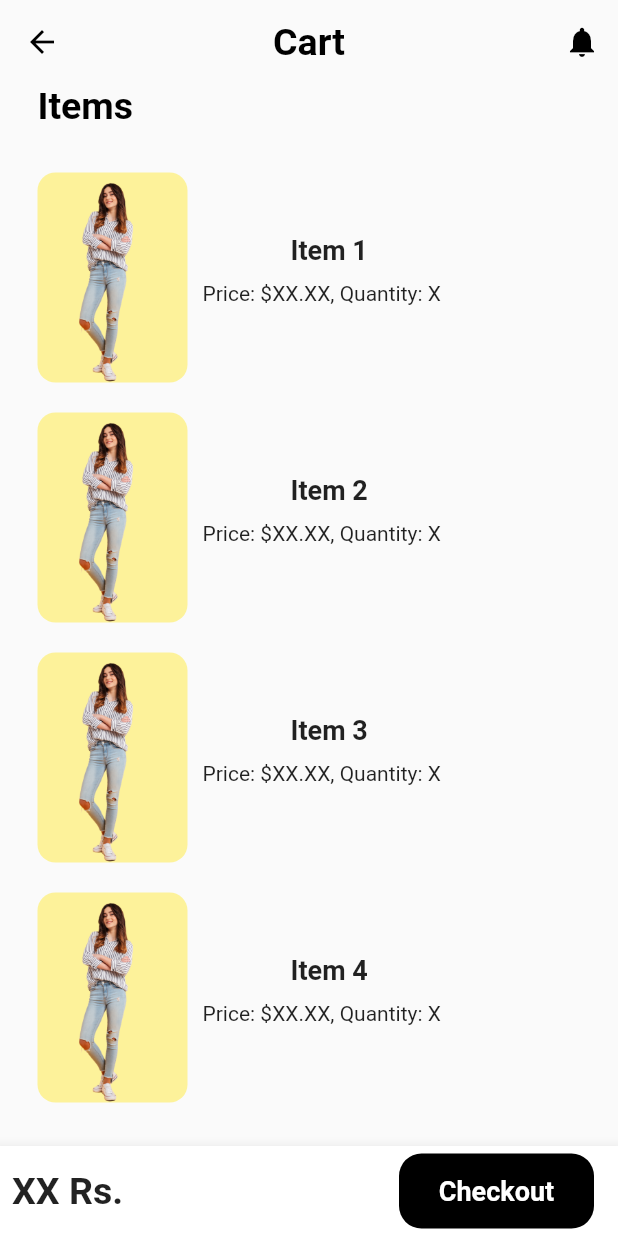
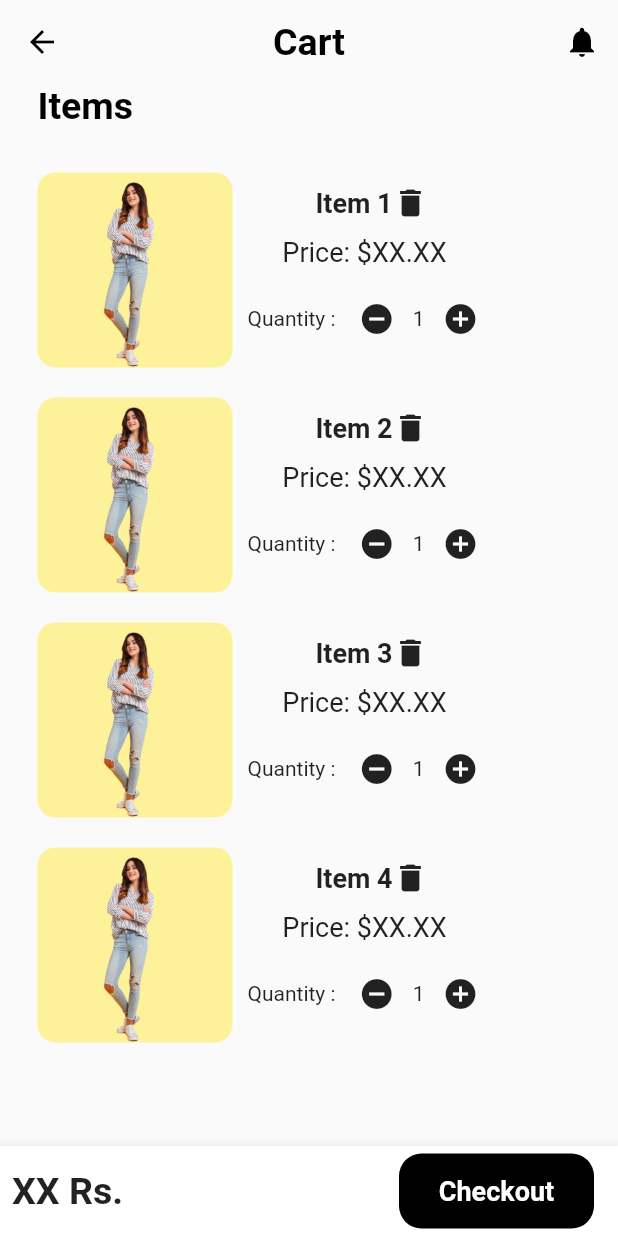
Before and after one commit to somesh224/fashion_app, a Flutter app: the screen it shows after launch, on a phone screen of 412 x 824 dp. Run offline on Flutter 3.47's test engine with Material 2 defaults, Android fonts, the phone set to English and light mode, and no system bars; our stand-ins replace google_fonts, ionicons, pinput.

Commit message:
new change

```diff
--- a/lib/Routes/routes.dart
+++ b/lib/Routes/routes.dart
@@ -3,4 +3,5 @@ class MyRoutes {
   static String phone = '/phone';
   static String otp = '/otp';
   static String cart = '/cart';
+  static String setting = '/setting';
 }
--- a/lib/Screens/cart.dart
+++ b/lib/Screens/cart.dart
@@ -24,6 +24,7 @@ class Mycart extends StatelessWidget {
     // Add more items with images as needed
   ];
   static String price = 'XX Rs.';
+  static int quantity = 1;
 
   @override
   Widget build(BuildContext context) {
@@ -82,6 +83,7 @@ class Mycart extends StatelessWidget {
                 itemCount: cartItems.length,
                 itemBuilder: (context, index) {
                   return Column(
+                    mainAxisAlignment: MainAxisAlignment.spaceBetween,
                     children: [
                       Row(
                         children: [
@@ -95,11 +97,10 @@ class Mycart extends StatelessWidget {
                               // border: Border.all(width: 0.8, color: Colors.grey),
                               borderRadius: BorderRadius.circular(12),
                             ),
-                            width: 100,
-                            height: 140,
+                            width: 130,
+                            height: 130,
                           ),
                           Column(
-                            mainAxisAlignment: MainAxisAlignment.spaceEvenly,
                             children: [
                               Row(
                                 children: [
@@ -113,15 +114,42 @@ class Mycart extends StatelessWidget {
                                       fontWeight: FontWeight.bold,
                                     ),
                                   ),
+                                  Icon(Icons.delete),
                                 ],
                               ),
                               Padding(
                                 padding: const EdgeInsets.all(10.0),
                                 child: Row(
                                   children: [
-                                    Text('Price: \$XX.XX, Quantity: X'),
+                                    Text(
+                                      'Price: \$XX.XX',
+                                      style: TextStyle(fontSize: 18),
+                                    ),
                                   ],
                                 ),
+                              ),
+                              Row(
+                                children: [
+                                  SizedBox(
+                                    width: 10,
+                                  ),
+                                  Text('Quantity : '),
+                                  IconButton(
+                                    icon: Icon(Icons.remove_circle),
+                                    onPressed: () {
+                                      if (quantity > 0) {
+                                        quantity--;
+                                      }
+                                    },
+                                  ),
+                                  Text('$quantity'),
+                                  IconButton(
+                                    icon: Icon(Icons.add_circle),
+                                    onPressed: () {
+                                      quantity++;
+                                    },
+                                  )
+                                ],
                               ),
                             ],
                           ),
@@ -147,7 +175,10 @@ class Mycart extends StatelessWidget {
               padding: const EdgeInsets.all(8.0),
               child: Text(
                 '$price',
-                style: TextStyle(fontSize: 25, fontWeight: FontWeight.bold,),
+                style: TextStyle(
+                  fontSize: 25,
+                  fontWeight: FontWeight.bold,
+                ),
               ),
             ),
             Padding(
--- a/lib/main.dart
+++ b/lib/main.dart
@@ -2,6 +2,7 @@ import 'package:fashion_app/Routes/routes.dart';
 import 'package:fashion_app/Screens/cart.dart';
 import 'package:fashion_app/Screens/otp.dart';
 import 'package:fashion_app/Screens/phone.dart';
+import 'package:fashion_app/Screens/settings.dart';
 import 'package:flutter/material.dart';
 import 'package:flutter/services.dart';
 import 'Screens/login_screen.dart';
@@ -29,6 +30,7 @@ class MyApp extends StatelessWidget {
         MyRoutes.phone :(context) => PhoneNumber(),
         MyRoutes.otp :(context) => Otp(),
         MyRoutes.cart :(context) => Mycart(),
+        MyRoutes.setting :(context) => SettingsScreen(),
       },
     );
   }
--- a/pubspec.yaml
+++ b/pubspec.yaml
@@ -37,6 +37,7 @@ dependencies:
   cupertino_icons: ^1.0.2
   google_fonts: ^5.1.0
   pinput: ^2.3.0
+  ionicons: ^0.2.2
 
 dev_dependencies:
   flutter_test:
```
Also changed, not shown: lib/Screens/settings.dart (added, +75 -0 lines), pubspec.lock.
